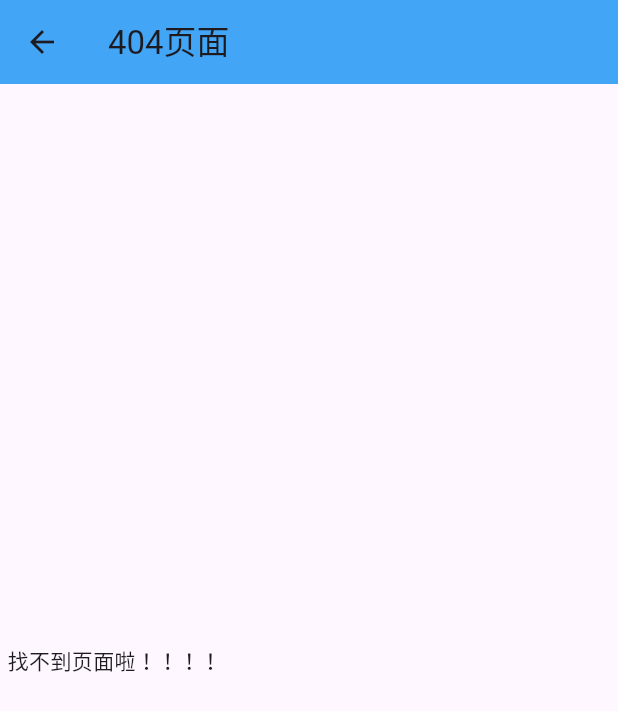
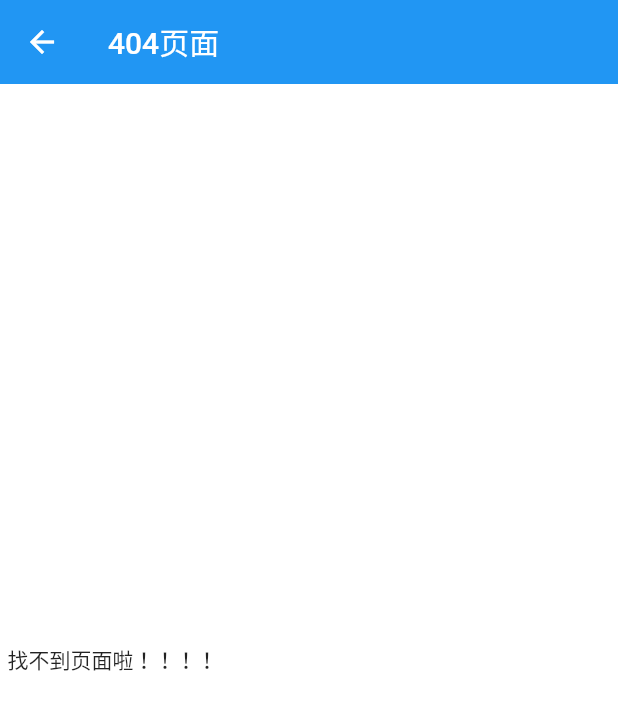
Before and after one commit to LuckyLi706/flutter_example_learn, a Flutter app: the screen it shows after launch, after a tap on "动态路由", on a phone screen of 412 x 824 dp. Shown: the top 711 px of the screen. Run offline on Flutter 3.47's test engine with Material 2 defaults, Android fonts, the phone set to English and light mode, and no system bars; missing offline and left inert: dart:ffi.

Commit message:
学习 materialApp 以及 路由

```diff
--- a/lib/base/base_page_state.dart
+++ b/lib/base/base_page_state.dart
@@ -41,7 +41,6 @@ abstract class BasePageState<T extends StatefulWidget> extends State<T> {
       leading: appLeft(),
       automaticallyImplyLeading: appLeft() == null,
       elevation: 0,
-      backgroundColor: Colors.blue.shade400,
       title: Text(appBarTitle()),
     );
   }
--- a/lib/main.dart
+++ b/lib/main.dart
@@ -3,9 +3,16 @@ import 'package:flutter_example_learn/constants.dart';
 import 'package:flutter_example_learn/routes/new_route_observer.dart';
 import 'package:flutter_example_learn/routes/route_helper.dart';
 import 'package:flutter_example_learn/ui/main/page/main_page.dart';
+import 'package:flutter_example_learn/ui/widget/notifer/change_theme_notifier.dart';
+import 'package:provider/provider.dart';
 
 void main() {
-  runApp(const MyApp());
+  runApp(MultiProvider(
+    providers: [
+      ChangeNotifierProvider(create: (_) => ChangeThemeNotifier()),
+    ],
+    child: const MyApp(),
+  ));
 }
 
 class MyApp extends StatelessWidget {
@@ -16,21 +23,42 @@ class MyApp extends StatelessWidget {
     return MaterialApp(
       navigatorKey: Constants.navigatorGlobalKey,
       scaffoldMessengerKey: Constants.scaffoldMessengerGlobalKey,
-      title: 'Flutter Demo',
       initialRoute: RouteHelper.homePage,
       onGenerateRoute: RouteHelper.onGenerateRoute,
       onUnknownRoute: RouteHelper.unKnownRoute,
-      // onGenerateInitialRoutes: (initialRoute) {
-      //   return [
-      //     //MaterialPageRoute(builder: (_) => const MaterialAppPage()),
-      //     MaterialPageRoute(builder: (_) => const MainPage()),
-      //   ];
-      // },
+
+      /// onGenerateInitialRoutes 用于对初始化路由做不同页面的场景使用（配合静态路由使用）
+      /// 比如启动页只有第一次弹出，后续直接跳到首页
+      /// 那就使用initialRoute，靠参数控制，initialRoute会有根路径搜索，如果要打破这种规则，需要使用onGenerateInitialRoutes这个参数
+      /// 根据onGenerateInitialRoutes中的initialRoute来动态判断要跳到哪个路由
+      onGenerateInitialRoutes: (initialRoute) {
+        return [
+          MaterialPageRoute(builder: (_) => const MainPage()),
+        ];
+      },
+
+      ///child相当于当前的页面，可以做一些全局操作
+      builder: (context, child) {
+        return GestureDetector(
+          onTap: () {
+            // Do something when the user taps anywhere in the app
+            print('222');
+          },
+          child: child,
+        );
+      },
+
+      /// 安卓显示在任务列表中的名字
+      title: 'Flutter Demo',
+      onGenerateTitle: (context) {
+        return 'Flutter Demo';
+      },
+
+      /// 安卓显示在任务列表中app bar的颜色
+      // color: Colors.yellow,
+      theme: Provider.of<ChangeThemeNotifier>(context).themeData,
+      darkTheme: ThemeData.dark(),
       navigatorObservers: [NewRouteObserver()],
-      theme: ThemeData(
-        colorScheme: ColorScheme.fromSeed(seedColor: Colors.deepPurple),
-        useMaterial3: true,
-      ),
       // home: const MaterialAppPage(),
     );
   }
--- a/lib/routes/new_route_observer.dart
+++ b/lib/routes/new_route_observer.dart
@@ -7,8 +7,6 @@ import 'package:flutter/material.dart';
 /// @Email jackyli706@gmil.com
 /// @Description TODO
 class NewRouteObserver extends RouteObserver<Route<dynamic>> {
-
-
 
   @override
   void didPush(Route<dynamic> route, Route<dynamic>? previousRoute) {
--- a/lib/routes/route_helper.dart
+++ b/lib/routes/route_helper.dart
@@ -2,8 +2,8 @@ import 'package:flutter/material.dart';
 import 'package:flutter_example_learn/constants.dart';
 import 'package:flutter_example_learn/ui/main/page/main_page.dart';
 import 'package:flutter_example_learn/ui/no_found_page.dart';
-import 'package:flutter_example_learn/ui/route/page/static_route_page.dart';
-import 'package:flutter_example_learn/ui/route/page/static_route_test_page.dart';
+import 'package:flutter_example_learn/ui/route/page/route_page.dart';
+import 'package:flutter_example_learn/ui/route/page/route_test_page.dart';
 import 'package:flutter_example_learn/ui/widget/page/material_app_page.dart';
 
 /// @Classname route_helper
@@ -17,6 +17,9 @@ class RouteHelper {
 
   ///materialApp页面
   static const String materialAppPage = '/materialApp';
+
+  ///路由页面
+  static const String routePage = '/route';
 
   ///静态路由页面
   static const String staticRoutePage = '/staticRoute';
@@ -34,8 +37,8 @@ class RouteHelper {
   static Map<String, WidgetBuilder> routes = {
     homePage: (context) => const MainPage(),
     materialAppPage: (context) => const MaterialAppPage(),
-    staticRoutePage: (context) => const StaticRoutePage(),
-    staticRouteTestPage: (context) => const StaticRouteTestPage(),
+    routePage: (context) => const RoutePage(),
+    staticRouteTestPage: (context) => const RouteTestPage(),
     noFoundPage: (context) => const NoFoundPage()
   };
 
--- a/lib/ui/main/page/main_page.dart
+++ b/lib/ui/main/page/main_page.dart
@@ -30,9 +30,9 @@ class _MainPageState extends BasePageState<MainPage> {
           Navigator.of(context).pushNamed(RouteHelper.materialAppPage);
         }),
         const CommonText('Route'),
-        CommonButton('静态路由', () {
+        CommonButton('静态路由和动态路由', () {
           //RouteHelper.push(const MaterialAppPage());
-          Navigator.of(context).pushNamed(RouteHelper.staticRoutePage);
+          Navigator.of(context).pushNamed(RouteHelper.routePage);
         }),
         CommonButton('动态路由', () {
           //RouteHelper.push(const MaterialAppPage());
--- /dev/null
+++ b/lib/ui/widget/notifer/change_theme_notifier.dart
@@ -0,0 +1,30 @@
+import 'package:flutter/material.dart';
+
+/// @Author   lijie@baidu-mgame.com
+/// @Date     2023/8/3 10:48
+/// @Description
+class ChangeThemeNotifier extends ChangeNotifier {
+  ThemeData _themeData = ThemeData(
+
+      ///配置主题一般可以使用colorScheme参数，primaryColor不生效,也可以使用primarySwatch单独配置主题颜色
+      ///colorScheme是多个颜色的集合，主题和次主题颜色等
+      colorScheme: const ColorScheme.light(
+        /// primary会影响appbar的颜色
+        primary: Colors.blue,
+
+        /// onPrimary会影响appbar的title字体颜色
+        onPrimary: Colors.white,
+      ),
+
+      /// 设置页面背景色
+      scaffoldBackgroundColor: Colors.white);
+
+  ///ThemeData 可以设置各种各样的样式和主题，比如按钮样式，弹窗样式，以及其他组件的样式
+  ///可以通过Theme.of(context).    来获取全局的样式
+  ThemeData get themeData => _themeData;
+
+  set themeData(ThemeData value) {
+    _themeData = value;
+    notifyListeners();
+  }
+}
--- a/lib/ui/widget/page/material_app_page.dart
+++ b/lib/ui/widget/page/material_app_page.dart
@@ -1,6 +1,10 @@
 import 'package:flutter/cupertino.dart';
+import 'package:flutter/material.dart';
 import 'package:flutter_example_learn/base/base_page_state.dart';
+import 'package:flutter_example_learn/common/widget/common_button.dart';
 import 'package:flutter_example_learn/common/widget/common_text.dart';
+import 'package:flutter_example_learn/ui/widget/notifer/change_theme_notifier.dart';
+import 'package:provider/provider.dart';
 
 /// @Classname material_app_page
 /// @Date 2023/7/30 10:26
@@ -17,12 +21,48 @@ class MaterialAppPage extends StatefulWidget {
 }
 
 class _MaterialAppPage extends BasePageState<MaterialAppPage> {
+  final List<Color> themeColors = [
+    Colors.red,
+    Colors.orange,
+    Colors.yellow,
+    Colors.green,
+    Colors.blue,
+    Colors.indigo,
+    Colors.purple
+  ];
+
   @override
   Widget initWidget() {
-    return  Column(
-      crossAxisAlignment: CrossAxisAlignment.center,
-      children: [CommonText(ModalRoute.of(context)!.settings.arguments.toString())],
+    return Column(
+      children: [
+        const CommonText('主题切换'),
+        Wrap(
+          spacing: 10,
+          runSpacing: 10,
+          children: _getListWidget(),
+        )
+      ],
     );
+  }
+
+  List<Widget> _getListWidget() {
+    List<Widget> listWidget = [];
+    for (int i = 0; i < themeColors.length; i++) {
+      listWidget.add(Container(
+        color: themeColors[i],
+        height: 50,
+        width: 50,
+        child: InkWell(
+          onTap: () {
+            ChangeThemeNotifier notifier =
+                Provider.of<ChangeThemeNotifier>(context, listen: false);
+            notifier.themeData = ThemeData.light().copyWith(
+                colorScheme: ColorScheme.light(primary: themeColors[i]));
+          },
+        ),
+      ));
+    }
+    return listWidget;
   }
 
   @override
--- a/pubspec.yaml
+++ b/pubspec.yaml
@@ -35,6 +35,7 @@ dependencies:
   # The following adds the Cupertino Icons font to your application.
   # Use with the CupertinoIcons class for iOS style icons.
   cupertino_icons: ^1.0.2
+  provider: ^6.0.5
 
 dev_dependencies:
   flutter_test:
```
Also changed, not shown: lib/ui/route/page/route_page.dart (added, +110 -0 lines), lib/ui/route/page/route_test_page.dart (added, +99 -0 lines), lib/ui/route/page/static_route_page.dart (deleted, +0 -69 lines), lib/ui/route/page/static_route_test_page.dart (deleted, +0 -74 lines), pubspec.lock, 1 other file.
